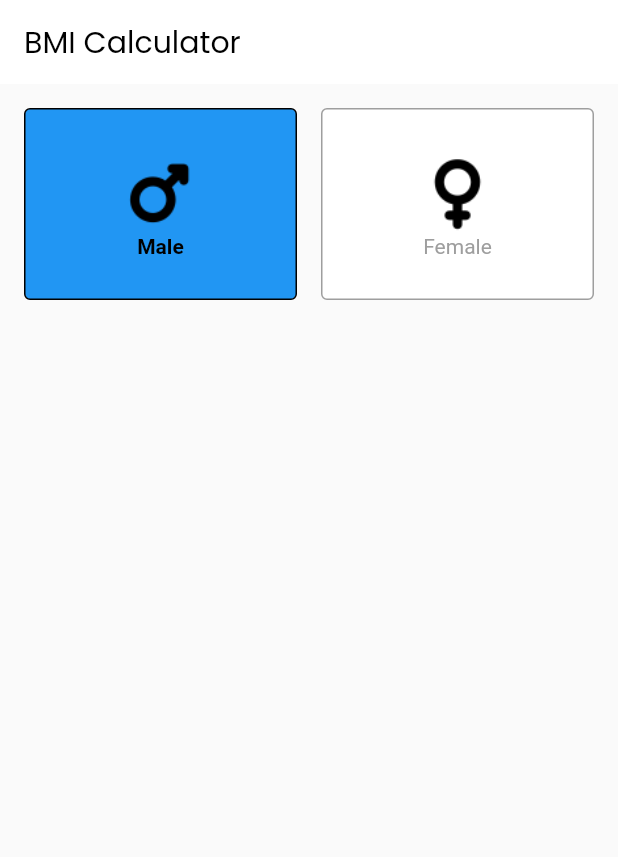
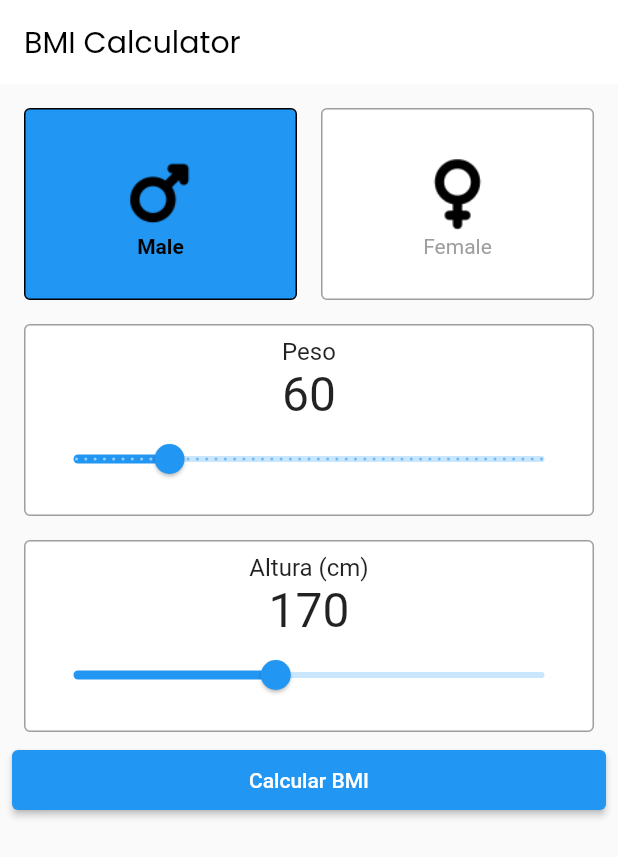
Before and after one commit to paulocrr/bmi_calculator, a Flutter app: the screen it shows after launch, on a phone screen of 412 x 824 dp. Shown: the top 857 px of the screen. Run offline on Flutter 3.47's test engine with Material 2 defaults, Android fonts, the phone set to English and light mode, and no system bars.

Commit message:
feat: Adds slider and functionality

```diff
--- a/lib/home_page.dart
+++ b/lib/home_page.dart
@@ -1,10 +1,21 @@
+import 'dart:math';
+
 import 'package:bmi_calculator/widgets/card_selector.dart';
-import 'package:bmi_calculator/widgets/custom_card.dart';
-import 'package:bmi_calculator/widgets/image_card_button.dart';
+import 'package:bmi_calculator/widgets/slider_card.dart';
 import 'package:flutter/material.dart';
 
-class HomePage extends StatelessWidget {
+class HomePage extends StatefulWidget {
   const HomePage({super.key});
+
+  @override
+  State<HomePage> createState() => _HomePageState();
+}
+
+class _HomePageState extends State<HomePage> {
+  var height = 170.0;
+  var weight = 60.0;
+  var result = 0.0;
+  var showResults = false;
 
   @override
   Widget build(BuildContext context) {
@@ -29,6 +40,49 @@ class HomePage extends StatelessWidget {
                 print(val);
               },
             ),
+            SliderCard(
+              initialValue: weight,
+              divisions: 100 - 50,
+              max: 100,
+              min: 50,
+              title: 'Peso',
+              onChange: (val) {
+                weight = val;
+              },
+            ),
+            SliderCard(
+              initialValue: height,
+              divisions: 210 - 140,
+              max: 210,
+              min: 140,
+              title: 'Altura (cm)',
+              onChange: (val) {
+                height = val;
+              },
+            ),
+            ElevatedButton(
+              style: ElevatedButton.styleFrom(
+                minimumSize: const Size.fromHeight(40), // NEW
+              ),
+              onPressed: () {
+                setState(() {
+                  result = weight / pow(height / 100, 2);
+                  showResults = true;
+                });
+              },
+              child: const Text('Calcular BMI'),
+            ),
+            Visibility(
+              visible: showResults,
+              child: Padding(
+                padding: const EdgeInsets.all(8.0),
+                child: Text(
+                  'Su indice de masa es ${result.round()}',
+                  textAlign: TextAlign.center,
+                  style: const TextStyle(fontSize: 24),
+                ),
+              ),
+            )
           ],
         ),
       ),
--- a/lib/main.dart
+++ b/lib/main.dart
@@ -10,9 +10,9 @@ class MyApp extends StatelessWidget {
 
   @override
   Widget build(BuildContext context) {
-    return MaterialApp(
+    return const MaterialApp(
       title: 'BMI Calculator',
-      home: const HomePage(),
+      home: HomePage(),
     );
   }
 }
--- /dev/null
+++ b/lib/widgets/slider_card.dart
@@ -0,0 +1,72 @@
+import 'package:bmi_calculator/widgets/custom_card.dart';
+import 'package:flutter/material.dart';
+
+class SliderCard extends StatefulWidget {
+  final double initialValue;
+  final double min;
+  final double max;
+  final int divisions;
+  final String title;
+  final Function(double val)? onChange;
+
+  const SliderCard({
+    super.key,
+    required this.divisions,
+    required this.max,
+    required this.min,
+    required this.title,
+    this.onChange,
+    this.initialValue = 0,
+  });
+
+  @override
+  State<SliderCard> createState() => _SliderCardState();
+}
+
+class _SliderCardState extends State<SliderCard> {
+  late double _value;
+
+  @override
+  void initState() {
+    super.initState();
+
+    _value = widget.initialValue;
+  }
+
+  @override
+  Widget build(BuildContext context) {
+    return CustomCard(
+      child: Padding(
+        padding: const EdgeInsets.all(8.0),
+        child: Column(
+          mainAxisSize: MainAxisSize.min,
+          children: [
+            Text(
+              widget.title,
+              style: const TextStyle(fontSize: 16),
+            ),
+            Text(
+              "${_value.round()}",
+              style: const TextStyle(fontSize: 32),
+            ),
+            Slider(
+              min: widget.min,
+              max: widget.max,
+              divisions: widget.divisions,
+              value: _value,
+              onChanged: (newValue) {
+                setState(() {
+                  _value = newValue;
+
+                  if (widget.onChange != null) {
+                    widget.onChange!(_value);
+                  }
+                });
+              },
+            ),
+          ],
+        ),
+      ),
+    );
+  }
+}
```
